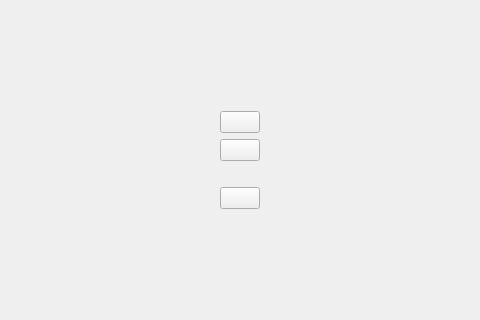
The window that View/menu.ui (sherri-ice/far-from-home) describes before a commit, drawn with Qt 5; both pictures show x 135 to 615 and y 195 to 515 of the 745 by 710 pixel window.
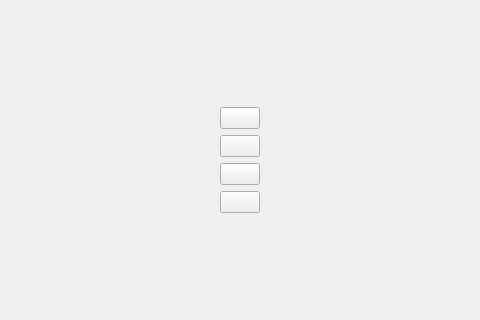
The same window after the commit. The open tabs and pages were chosen to show the change.

Commit message: sound button fix

What changed in the file:
```diff
--- a/View/menu.ui
+++ b/View/menu.ui
@@ -304,8 +304,7 @@
           <item row="3" column="1">
            <widget class="QPushButton" name="pushButton">
             <property name="styleSheet">
-             <string notr="true">background: none;
-border: none;</string>
+             <string notr="true"/>
             </property>
             <property name="text">
              <string/>
```
Left out of the diff: 2 changed lines with no effect on the pictures. The commit also changes 3 other files.
